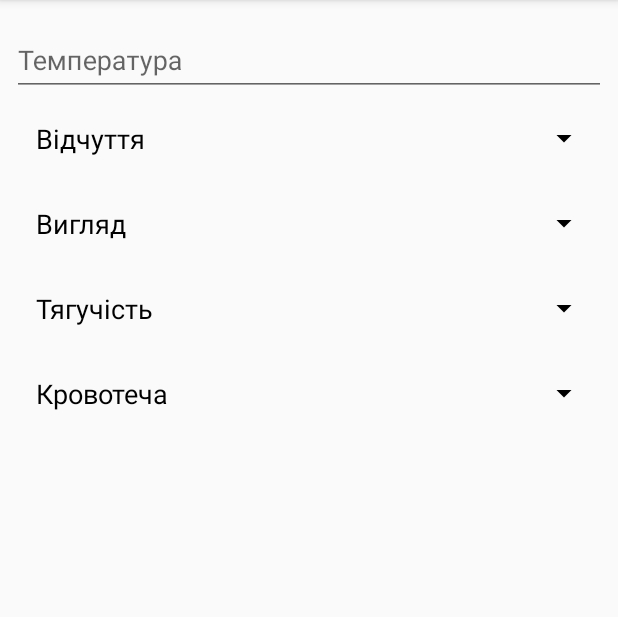
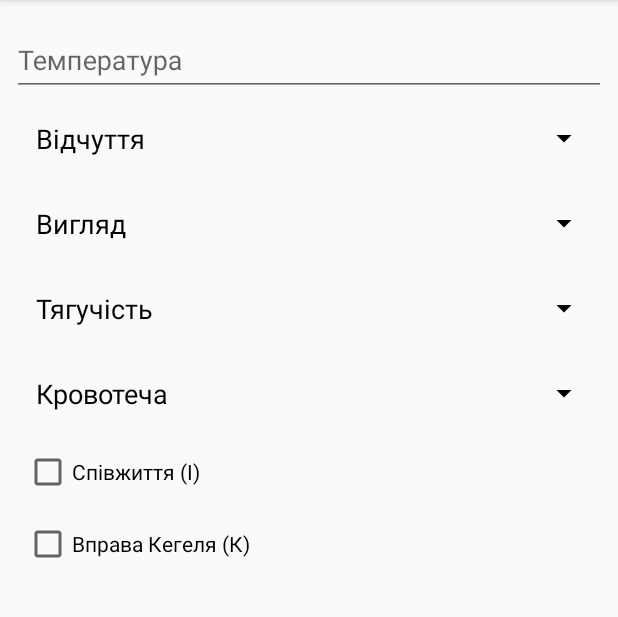
Before and after one commit to akrupych/CreightonModel, an Android app: the screen it shows after launch (MainActivity), on a phone screen of 412 x 824 dp, the part 84-701 px from its top. Run offline under Robolectric (Android 15) with nearby library versions, the phone set to English and light mode, and no system bars; our stand-ins replace Firebase (no records; nobody signed in at launch, a user with empty details on screens opened directly).

Commit message:
sez and kegel

```diff
--- a/app/src/main/java/akrupych/creightonmodel/MainActivity.kt
+++ b/app/src/main/java/akrupych/creightonmodel/MainActivity.kt
@@ -34,6 +34,8 @@ class MainActivity : AppCompatActivity() {
         if (bloodRecorded()) database.child("excretion").child(getKey()).setValue(resolveBlood())
         if (mucusRecorded()) database.child("excretion").child(getKey()).setValue(resolveMucus())
         if (temperatureRecorded()) database.child("temperature").child(getKey()).setValue(resolveTemperature())
+        if (sex.isChecked) database.child("marks").child(getKey()).setValue("I")
+        if (kegel.isChecked) database.child("marks").child(getKey()).setValue("K")
         finish()
     }
 
--- a/app/src/main/res/layout/activity_main.xml
+++ b/app/src/main/res/layout/activity_main.xml
@@ -247,6 +247,20 @@
 
         </RadioGroup>
 
+        <CheckBox
+            android:id="@+id/sex"
+            android:layout_width="match_parent"
+            android:layout_height="wrap_content"
+            android:layout_margin="8dp"
+            android:text="@string/sex" />
+
+        <CheckBox
+            android:id="@+id/kegel"
+            android:layout_width="match_parent"
+            android:layout_height="wrap_content"
+            android:layout_margin="8dp"
+            android:text="@string/kegel" />
+
     </LinearLayout>
 
 </ScrollView>
--- a/app/src/main/res/values/strings.xml
+++ b/app/src/main/res/values/strings.xml
@@ -29,5 +29,9 @@
     <string name="sticky"><![CDATA[Малотягучий < 0.5 см (6)]]></string>
     <string name="tacky">Середньотягучий 1 – 2 см (8)</string>
     <string name="stretchy"><![CDATA[Дуже тягучий > 2.5 см (10)]]></string>
+
     <string name="submit">Зберегти</string>
+
+    <string name="sex">Співжиття (I)</string>
+    <string name="kegel">Вправа Кегеля (К)</string>
 </resources>
```
